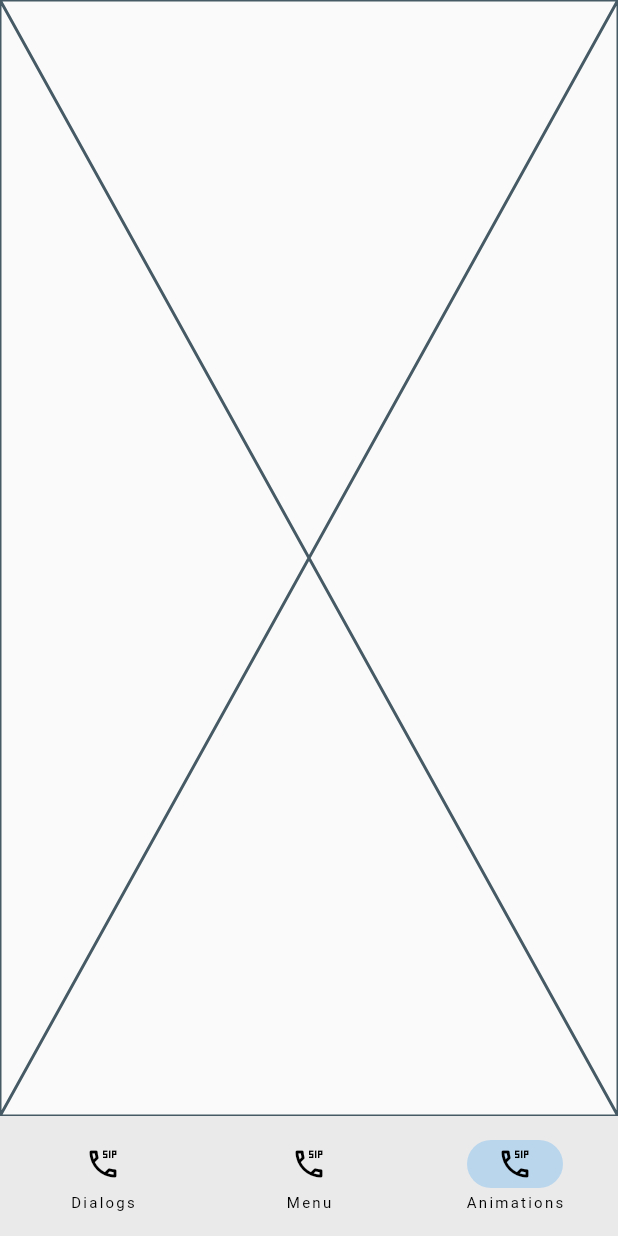
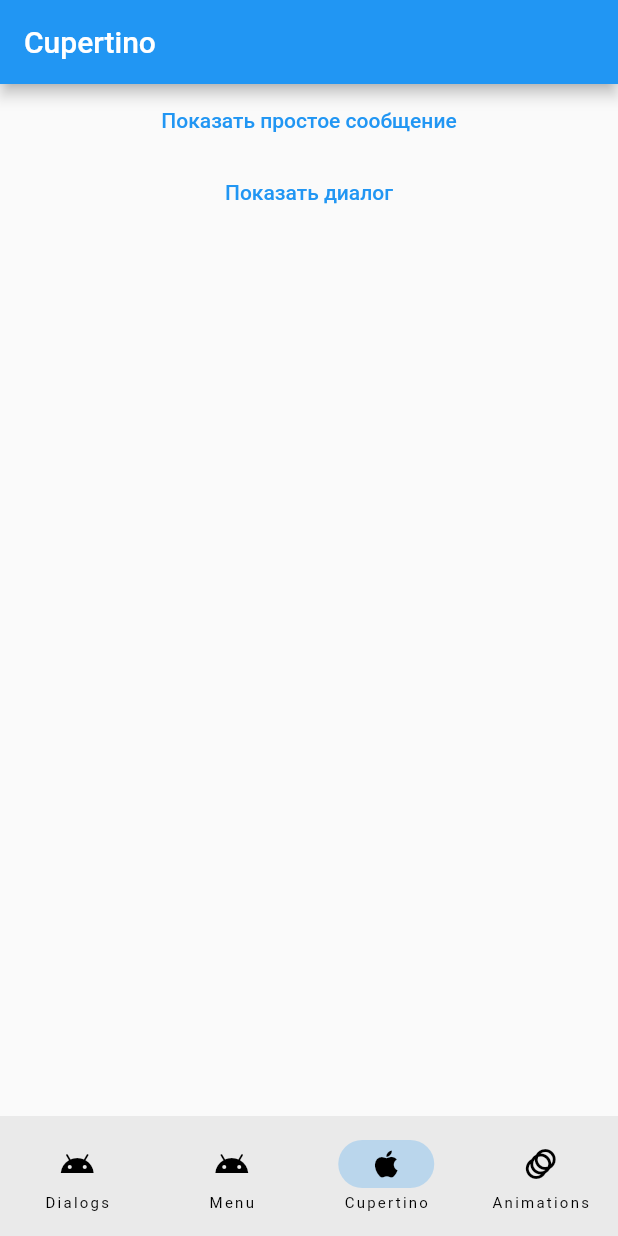
Before and after one commit to Bachar-official/flutter_education, a Flutter app: the screen it shows after launch, item 3 of the bottom bar chosen, on a phone screen of 412 x 824 dp. Run offline on Flutter 3.47's test engine with Material 2 defaults, Android fonts, the phone set to English and light mode, and no system bars.

Commit message:
cupertino

```diff
--- /dev/null
+++ b/lib/cupertino.dart
@@ -0,0 +1,69 @@
+import 'package:flutter/material.dart';
+import 'package:flutter/cupertino.dart';
+
+class CupertinoExample extends StatelessWidget {
+  const CupertinoExample({Key? key}) : super(key: key);
+
+  void _showPopupSurface(BuildContext context) {
+    showCupertinoModalPopup(
+      context: context,
+      builder: (context) => CupertinoActionSheet(
+        title: const Text('Заголовок'),
+        message: const Text('Сообщение'),
+        actions: [
+          TextButton(
+            onPressed: () => debugPrint('OK'),
+            child: const Text('OK'),
+          ),
+          TextButton(
+            onPressed: () => Navigator.pop(context),
+            child: const Text('Закрыть'),
+          ),
+        ],
+      ),
+    );
+  }
+
+  void _showModal(BuildContext context) {
+    showCupertinoDialog(
+      context: context,
+      builder: (context) => CupertinoAlertDialog(
+        title: const Text('Заголовок'),
+        content: const Text('Содержание'),
+        actions: [
+          TextButton(
+            onPressed: () => debugPrint('OK'),
+            child: const Text('OK'),
+          ),
+          TextButton(
+            onPressed: () => Navigator.pop(context),
+            child: const Text('Закрыть'),
+          ),
+        ],
+      ),
+    );
+  }
+
+  @override
+  Widget build(BuildContext context) {
+    return Scaffold(
+      appBar: AppBar(
+        title: const Text('Cupertino'),
+      ),
+      body: Center(
+        child: Column(
+          children: [
+            TextButton(
+              onPressed: () => _showPopupSurface(context),
+              child: const Text('Показать простое сообщение'),
+            ),
+            TextButton(
+              onPressed: () => _showModal(context),
+              child: const Text('Показать диалог'),
+            ),
+          ],
+        ),
+      ),
+    );
+  }
+}
--- a/lib/main.dart
+++ b/lib/main.dart
@@ -1,5 +1,6 @@
 import 'package:flutter/material.dart';
 import 'package:flutter_education/animation.dart';
+import 'package:flutter_education/cupertino.dart';
 import 'package:flutter_education/dialogs.dart';
 import 'package:flutter_education/menu.dart';
 
@@ -43,14 +44,16 @@ class _MyHomePageState extends State<MyHomePage> {
         selectedIndex: page,
         onDestinationSelected: setPage,
         destinations: const [
-          NavigationDestination(icon: Icon(Icons.dialer_sip_outlined), label: 'Dialogs',),
-          NavigationDestination(icon: Icon(Icons.dialer_sip_outlined), label: 'Menu',),
-          NavigationDestination(icon: Icon(Icons.dialer_sip_outlined), label: 'Animations',),
+          NavigationDestination(icon: Icon(Icons.android), label: 'Dialogs',),
+          NavigationDestination(icon: Icon(Icons.android), label: 'Menu',),
+          NavigationDestination(icon: Icon(Icons.apple), label: 'Cupertino',),
+          NavigationDestination(icon: Icon(Icons.animation), label: 'Animations',),
         ],
       ),
       body: [
         DialogsExample(),
         MenuExample(),
+        CupertinoExample(),
         DialogsAnimationExample()
       ][page],
     );
```
